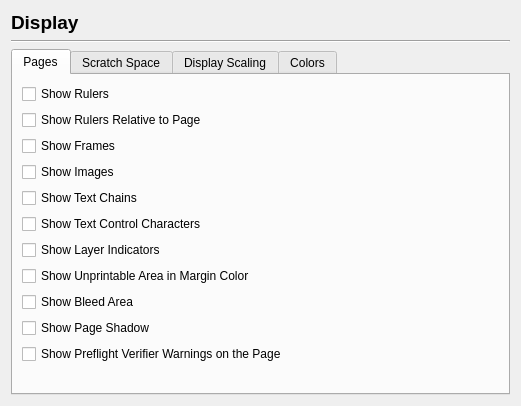
Above: scribus/ui/prefs_displaybase.ui from scribusproject/scribus before the change. Below: the same form after it.
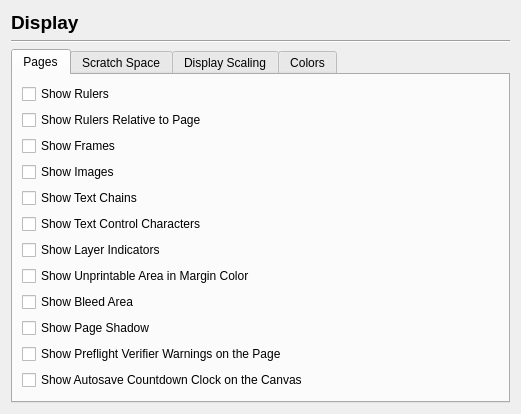
That is the form after the change. Custom widgets are drawn as their Qt base class.

Commit message: Follow up to Bug fix #11113 made the display of the countdown configureable in the prefs and doc setup. The default for the display is not to show the "clock".

Patch:
```diff
--- a/scribus/ui/prefs_displaybase.ui
+++ b/scribus/ui/prefs_displaybase.ui
@@ -44,8 +44,6 @@
       <attribute name="title">
        <string>Pages</string>
       </attribute>
-      <layout class="QVBoxLayout" name="verticalLayout_7">
-       <item>
         <layout class="QVBoxLayout" name="verticalLayout_2">
          <item>
           <widget class="QCheckBox" name="showRulersCheckBox">
@@ -124,7 +122,12 @@
            </property>
           </widget>
          </item>
-        </layout>
+       <item>
+        <widget class="QCheckBox" name="showAutosaveClockOnCanvasCheckBox">
+         <property name="text">
+          <string>Show Autosave Countdown Clock on the Canvas</string>
+         </property>
+        </widget>
        </item>
        <item>
         <spacer name="verticalSpacer_8">
```
Left out of the diff: 4 changed lines with no effect on the pictures. Lines whose indentation alone changed are shown as unchanged. The commit also changes 5 other files.
